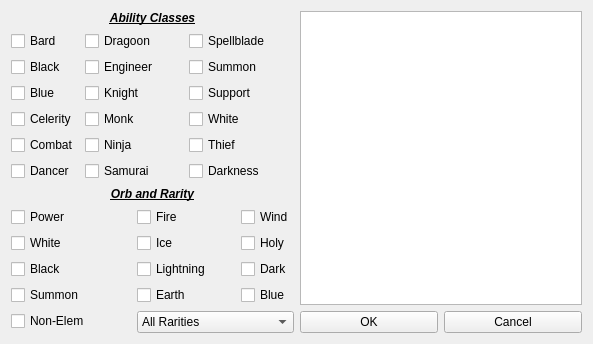
Above: ability_selector.ui from Tibonium/ffrk_abilities before the change. Below: the same form after it.
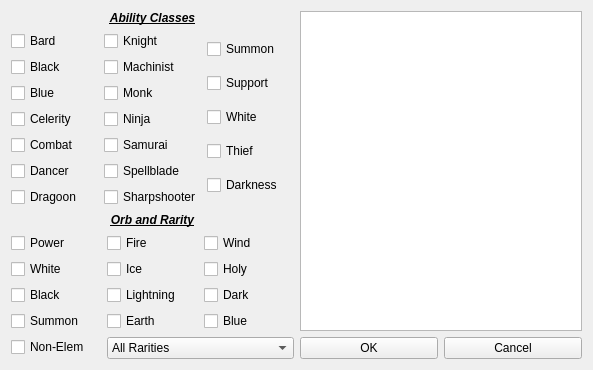
That is the form after the change.

Commit message: Update work for new class. Style format update and streamline process started

```diff
--- a/ability_selector.ui
+++ b/ability_selector.ui
@@ -13,12 +13,30 @@
   <property name="windowTitle">
    <string>FFRK Ability Selector</string>
   </property>
-  <layout class="QGridLayout" name="gridLayout_3">
-   <item row="0" column="0">
+  <layout class="QHBoxLayout" name="horizontalLayout_2">
+   <item>
+    <layout class="QVBoxLayout" name="verticalLayout_7">
+     <item>
+      <widget class="QLabel" name="label">
+       <property name="font">
+        <font>
+         <weight>75</weight>
+         <italic>true</italic>
+         <bold>true</bold>
+         <underline>true</underline>
+        </font>
+       </property>
+       <property name="text">
+        <string>Ability Classes</string>
+       </property>
+       <property name="alignment">
+        <set>Qt::AlignCenter</set>
+       </property>
+      </widget>
+     </item>
+     <item>
     <layout class="QHBoxLayout" name="horizontalLayout">
      <item>
-      <layout class="QGridLayout" name="gridLayout">
-       <item row="1" column="0">
         <layout class="QVBoxLayout" name="verticalLayout">
          <item>
           <widget class="QCheckBox" name="bard_cb">
@@ -62,10 +80,6 @@
            </property>
           </widget>
          </item>
-        </layout>
-       </item>
-       <item row="1" column="1" colspan="2">
-        <layout class="QVBoxLayout" name="verticalLayout_2">
          <item>
           <widget class="QCheckBox" name="dragoon_cb">
            <property name="text">
@@ -73,13 +87,10 @@
            </property>
           </widget>
          </item>
-         <item>
-          <widget class="QCheckBox" name="engineer_cb">
-           <property name="text">
-            <string>Engineer</string>
-           </property>
-          </widget>
-         </item>
+        </layout>
+       </item>
+       <item>
+        <layout class="QVBoxLayout" name="verticalLayout_2">
          <item>
           <widget class="QCheckBox" name="knight_cb">
            <property name="text">
@@ -87,6 +98,13 @@
            </property>
           </widget>
          </item>
+         <item>
+          <widget class="QCheckBox" name="engineer_cb">
+           <property name="text">
+            <string>Machinist</string>
+           </property>
+          </widget>
+         </item>
          <item>
           <widget class="QCheckBox" name="monk_cb">
            <property name="text">
@@ -108,10 +126,6 @@
            </property>
           </widget>
          </item>
-        </layout>
-       </item>
-       <item row="1" column="3" colspan="2">
-        <layout class="QVBoxLayout" name="verticalLayout_6">
          <item>
           <widget class="QCheckBox" name="spellblade_cb">
            <property name="text">
@@ -120,6 +134,17 @@
           </widget>
          </item>
          <item>
+          <widget class="QCheckBox" name="shooter_cb">
+           <property name="text">
+            <string>Sharpshooter</string>
+           </property>
+          </widget>
+         </item>
+        </layout>
+       </item>
+       <item>
+        <layout class="QVBoxLayout" name="verticalLayout_6">
+         <item>
           <widget class="QCheckBox" name="summon_cb">
            <property name="text">
             <string>Summon</string>
@@ -156,7 +181,11 @@
          </item>
         </layout>
        </item>
-       <item row="3" column="0" rowspan="2" colspan="2">
+      </layout>
+     </item>
+     <item>
+      <layout class="QGridLayout" name="gridLayout">
+       <item row="1" column="0" rowspan="2">
         <layout class="QVBoxLayout" name="verticalLayout_3">
          <property name="sizeConstraint">
           <enum>QLayout::SetDefaultConstraint</enum>
@@ -198,7 +227,7 @@
          </item>
         </layout>
        </item>
-       <item row="3" column="2" colspan="2">
+       <item row="1" column="1">
         <layout class="QVBoxLayout" name="verticalLayout_4">
          <item>
           <widget class="QCheckBox" name="fire_orb_cb">
@@ -230,7 +259,7 @@
          </item>
         </layout>
        </item>
-       <item row="3" column="4">
+       <item row="1" column="2">
         <layout class="QVBoxLayout" name="verticalLayout_5">
          <item>
           <widget class="QCheckBox" name="wind_orb_cb">
@@ -262,7 +291,7 @@
          </item>
         </layout>
        </item>
-       <item row="4" column="2" colspan="3">
+       <item row="2" column="1" colspan="2">
         <widget class="QComboBox" name="rarity_filter">
          <item>
           <property name="text">
@@ -301,7 +330,7 @@
          </item>
         </widget>
        </item>
-       <item row="2" column="0" colspan="5">
+       <item row="0" column="0" colspan="3">
         <widget class="QLabel" name="label_2">
          <property name="font">
           <font>
@@ -319,23 +348,7 @@
          </property>
         </widget>
        </item>
-       <item row="0" column="0" colspan="5">
-        <widget class="QLabel" name="label">
-         <property name="font">
-          <font>
-           <weight>75</weight>
-           <italic>true</italic>
-           <bold>true</bold>
-           <underline>true</underline>
-          </font>
-         </property>
-         <property name="text">
-          <string>Ability Classes</string>
-         </property>
-         <property name="alignment">
-          <set>Qt::AlignCenter</set>
-         </property>
-        </widget>
+      </layout>
        </item>
       </layout>
      </item>
@@ -357,8 +370,6 @@
           <string>Cancel</string>
          </property>
         </widget>
-       </item>
-      </layout>
      </item>
     </layout>
    </item>
```
Lines whose indentation alone changed are shown as unchanged. The commit also changes 18 other files.
